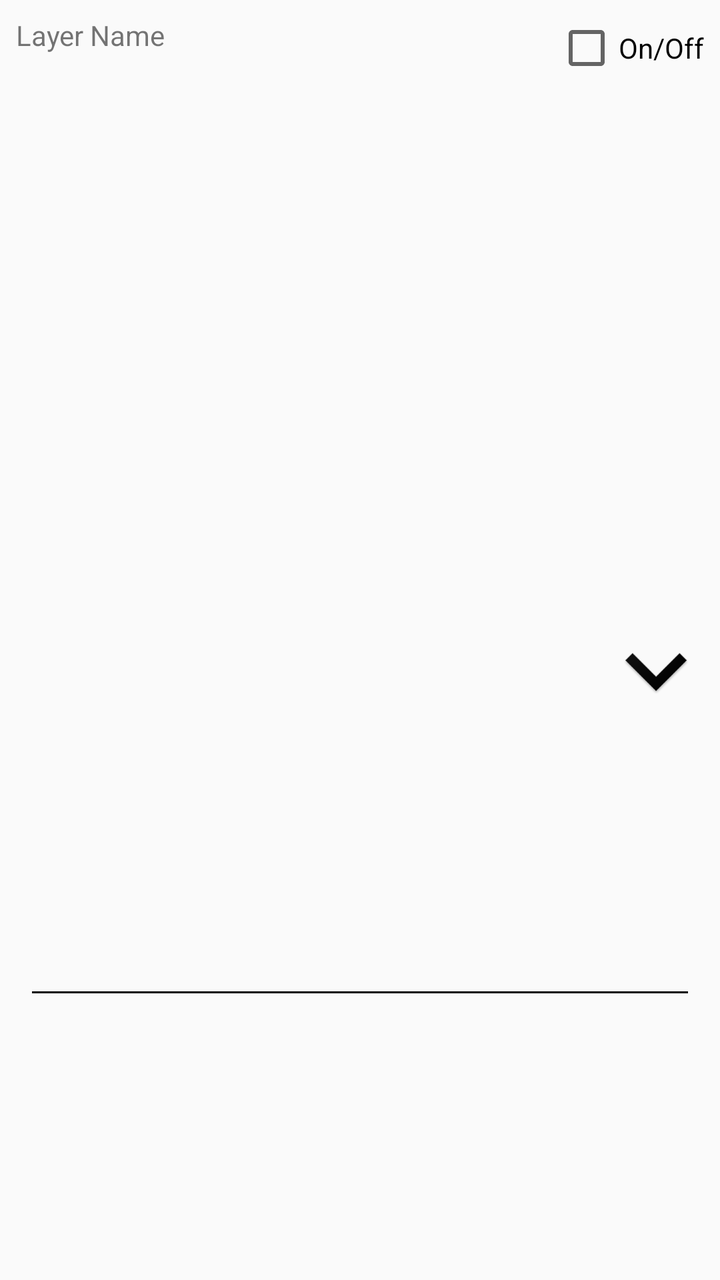
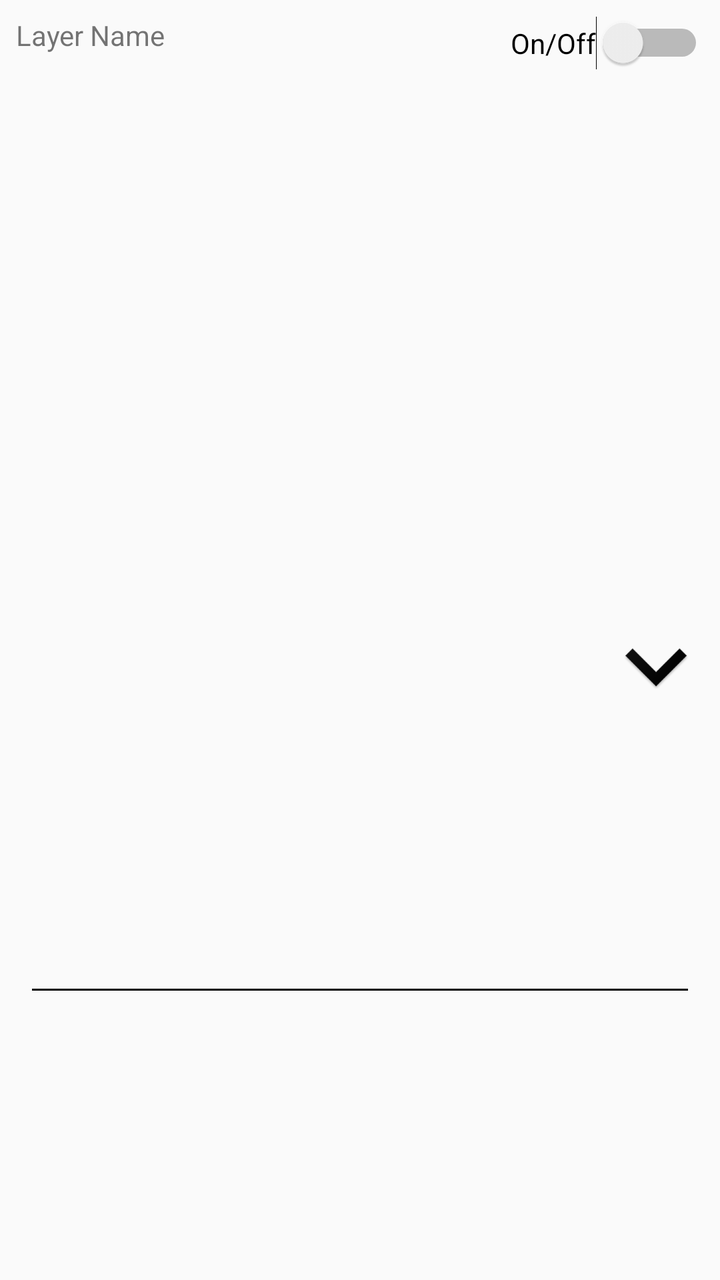

Two renders of the same Android screen: before a commit and after it. Below are the layout's source before the change and the commit's diff.
<!-- AndroidManifest.xml: application theme AppTheme.NoActionBar -->
<!-- res/layout/layer_item.xml -->
<?xml version="1.0" encoding="utf-8"?>
<android.support.constraint.ConstraintLayout xmlns:android="http://schemas.android.com/apk/res/android"
    android:layout_width="match_parent"
    android:layout_height="wrap_content"
    xmlns:app="http://schemas.android.com/apk/res-auto"
    android:padding="@dimen/card_view_detail_point_padding"
    android:layout_margin="@dimen/card_view_detail_point_margin">

    <TextView
        android:id="@+id/layer_name"
        android:layout_width="wrap_content"
        android:layout_height="wrap_content"
        android:text="Layer Name"
        app:layout_constraintTop_toTopOf="parent"
        app:layout_constraintLeft_toLeftOf="parent"/>

    <CheckBox
        android:id="@+id/layer_status"
        android:layout_width="wrap_content"
        android:layout_height="wrap_content"
        android:text="On/Off"
        app:layout_constraintRight_toRightOf="parent"
        app:layout_constraintTop_toTopOf="parent" />
    <ImageButton
        android:id="@+id/show_more"
        android:layout_width="wrap_content"
        android:layout_height="wrap_content"
        android:src="@mipmap/ic_show_more"
        android:background="@android:color/transparent"
        app:layout_constraintBottom_toBottomOf="parent"
        app:layout_constraintRight_toRightOf="parent"
        app:layout_constraintTop_toBottomOf="@+id/layer_status"/>
    <View
        android:id="@+id/divider1"
        android:layout_width="match_parent"
        android:layout_height="1dp"
        android:layout_margin="8dp"
        android:background="@android:color/black"
        app:layout_constraintBottom_toBottomOf="parent"
        app:layout_constraintTop_toBottomOf="@+id/show_more"/>
</android.support.constraint.ConstraintLayout>
<!-- resources referenced by this layout -->
<resources>
  <dimen name="card_view_detail_point_margin">16dp</dimen>
  <dimen name="card_view_detail_point_padding">8dp</dimen>
  <!-- mipmap ic_show_more: png bitmap (mipmap-hdpi, 1685 bytes) -->
  <style name="AppTheme.NoActionBar" parent="Theme.AppCompat.Light.DarkActionBar">
          <item name="windowActionBar">false</item>
          <item name="windowNoTitle">true</item>
  
      </style>
</resources>

<!-- the commit's change to res/layout/layer_item.xml (unified diff, before → after) -->
@@ -14,7 +14,7 @@
         app:layout_constraintTop_toTopOf="parent"
         app:layout_constraintLeft_toLeftOf="parent"/>
 
-    <CheckBox
+    <Switch
         android:id="@+id/layer_status"
         android:layout_width="wrap_content"
         android:layout_height="wrap_content"
